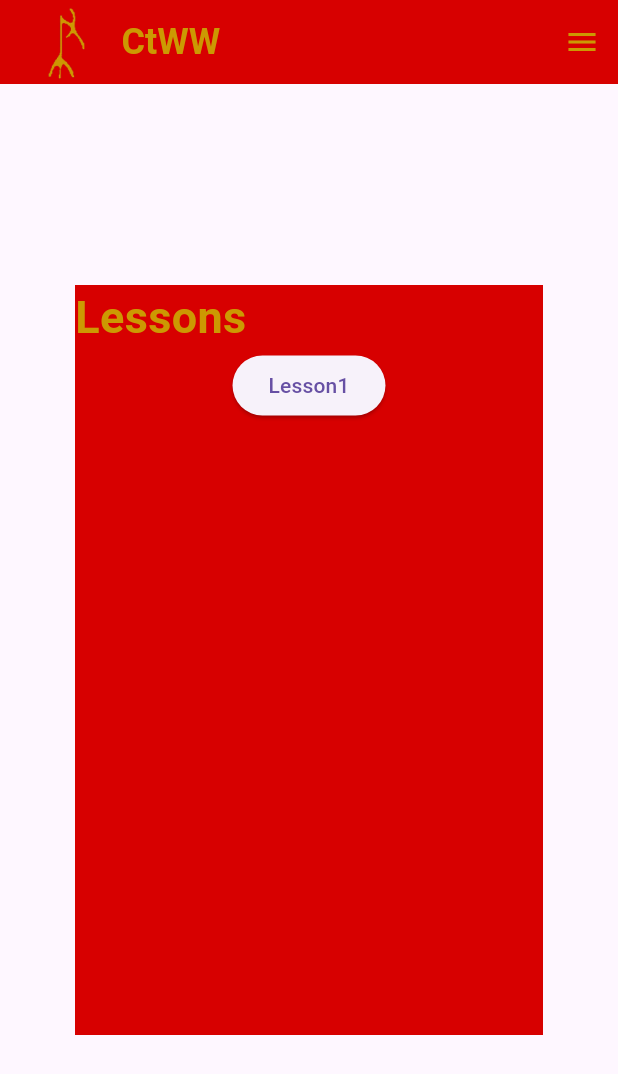
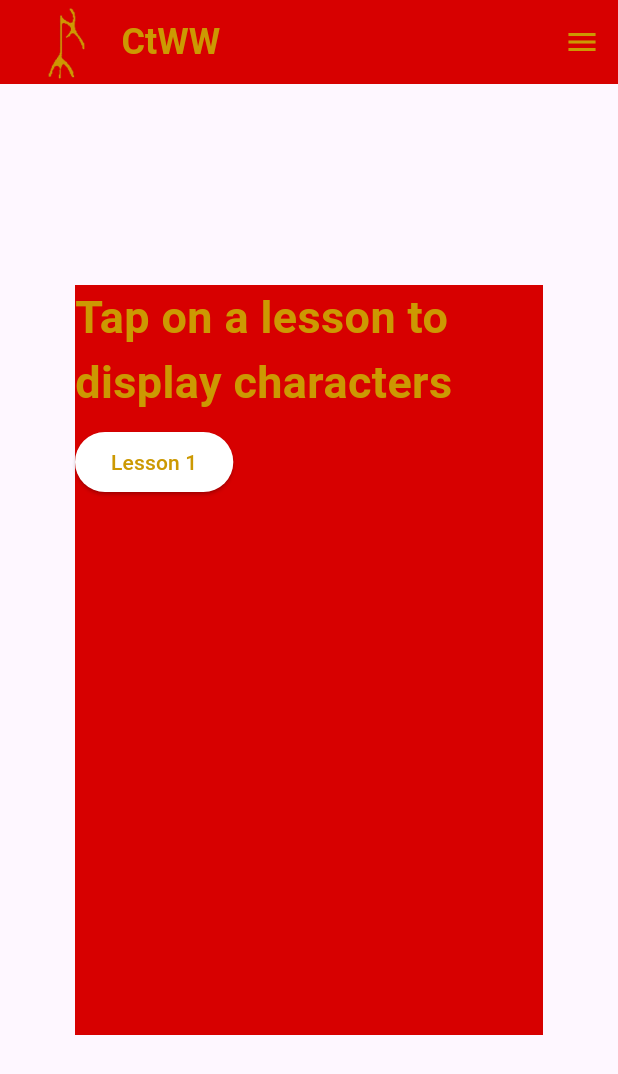
Before and after one commit to guest-dc/ctww, a Flutter app: the screen it shows after launch, on a phone screen of 412 x 824 dp. Shown: the top 1074 px of the screen. Run offline on Flutter 3.47's test engine with Material 3 defaults, Android fonts, the phone set to English and light mode, and no system bars; our stand-ins replace lottie; missing offline and left inert: stroke_order_animator.

Commit message:
Final draft

```diff
--- a/ctww/lib/pages/lessons_page.dart
+++ b/ctww/lib/pages/lessons_page.dart
@@ -4,6 +4,7 @@ import 'dart:convert';
 import '../utils/colors.dart';
 import '../utils/models.dart';
 import '../utils/nav_bar.dart';
+import '../pages/story_walk_page.dart';
 
 class LessonsPage extends StatefulWidget {
   const LessonsPage({Key? key}) : super(key: key);
@@ -15,6 +16,9 @@ class LessonsPage extends StatefulWidget {
 class LessonsPageState extends State<LessonsPage> {
   bool showSecondButton = false;
   late Future<List<Lesson>> lessons;
+
+  int? selectedLessonIndex;
+
 
   @override
   void initState() {
@@ -31,6 +35,7 @@ class LessonsPageState extends State<LessonsPage> {
     }).toList();
   }
 
+  //build the webpage
   @override
   Widget build(BuildContext context) {
     return Scaffold(
@@ -45,28 +50,32 @@ class LessonsPageState extends State<LessonsPage> {
                 return Container(
                   color: colorRED,
                   alignment: Alignment.center,
-                  width: 500.0,
+                  width: 700.0,
                   height: 500.0,
-                  child: Column(
-                    children: <Widget>[
-                      Flexible(
+                  child: Stack(
+                    children: [
+                      Align(
+                        alignment: Alignment.topLeft,
                         child: ListView(
                           shrinkWrap: true,
                           children: <Widget>[
-                            const Align(
-                              alignment: Alignment.topLeft,
-                              child: Text(
-                                'Lessons',
+                        const Text(
+                                'Tap on a lesson to display characters',
                                 style: TextStyle(
                                   fontSize: 30,
                                   fontWeight: FontWeight.bold,
                                   color: colorGOLD,
                                 ),
                               ),
-                            ),
-                            Buttons(),
+                            Buttons(), //displays buttons
                           ],
                         ),
+                      ),
+                // displays the character
+                if (selectedLessonIndex != null)
+                Align(
+                alignment: Alignment.topRight,
+                child: buildCharacterButtons(snapshot.data![selectedLessonIndex!]),
                 ),
                     ],
                   ),
@@ -79,95 +88,69 @@ class LessonsPageState extends State<LessonsPage> {
     );
   }
 
+  //build buttons and handle error
   Widget Buttons() {
-    return OverflowBar(
-      alignment: MainAxisAlignment.spaceEvenly,
-      children: <Widget>[
-        ElevatedButton(
-          child: const Text('Lesson1'),
-          onPressed: () {
-            setState(() {
-              showSecondButton = !showSecondButton;
-            });
-          },
-        ),
-        if (showSecondButton) Lesson1(), // Displays lesson button
-      ],
-    );
-  }
-
-  Widget Lesson1() {
     return FutureBuilder<List<Lesson>>(
       future: lessons,
       builder: (context, snapshot) {
         if (snapshot.connectionState == ConnectionState.waiting) {
-          return Center(child: CircularProgressIndicator());
+          return CircularProgressIndicator();
         } else if (snapshot.hasError) {
-          return Center(child: Text('Error: ${snapshot.error}'));
+          return Text('Error: ${snapshot.error}');
         } else if (!snapshot.hasData || snapshot.data!.isEmpty) {
-          return Center(child: Text('No lessons available'));
-        } else {
-          final lessons = snapshot.data!;
+          return Text('No lessons available');
+        }
 
-        /**  return Column(
-            children: lessons.map((lesson) {
-              return Column(
+        final loadedLessons = snapshot.data!;
+
+        return Align(
+          alignment: Alignment.topLeft, //  Align vertically to the left
+          child: Column(
+            crossAxisAlignment: CrossAxisAlignment.start, // : Left align buttons
             children: [
-                  SizedBox(height: 10), */
-
-                  // Character Buttons
-              /**    Right(
-                    alignment: Alignment.centerRight, // Align to the right
-                    //crossAxisAlignment: CrossAxisAlignment.end,
-                    child: SizedBox(
-                      width: 500,
-                      child: Column(
-                        mainAxisAlignment: MainAxisAlignment.start,
-                        crossAxisAlignment: CrossAxisAlignment.center, // Align to center
-                        children: lesson.characters.map((character) {
+              // Loop through lessons and create buttons
+              ...List.generate(loadedLessons.length, (index) {
                 return Padding(
-                            padding: const EdgeInsets.only(bottom: 10.0), // Space between characters
-                            child: TextButton(
-                              child: Text(
-                                character.character, // Import character from JSON
-                                style: TextStyle(fontSize: 20,  color: colorGOLD,),
-
+                  padding: const EdgeInsets.symmetric(vertical: 8.0),
+                  child: ElevatedButton(
+                    style: ElevatedButton.styleFrom(
+                     backgroundColor: colorWHITE,
+                      foregroundColor: colorGOLD,
                     ),
+                    child: Text('Lesson ${index + 1}'),
                     onPressed: () {
-                                showCharacterDetails(context, character); // Pops up a dialog bar containing character information
+                      setState(() {
+                        selectedLessonIndex = index;
+                      });
                     },
                   ),
                 );
-                        }).toList(),
+              }),
+            ],
           ),
-                    ),
-                  ),
-                ],
         );
-            }).toList(),
+      },
     );
   }
-      },
-    );
-  }*/
+
+
+//Design for each button
+  Widget buildCharacterButtons(Lesson lesson) {
     return Align(
-            alignment: Alignment.centerRight, // Align container to the right
+      alignment: Alignment.topRight,
       child: Container(
         width: 70,
-              height: 500, // Set a fixed width for the container
+        height: 500,
         padding: EdgeInsets.all(10),
         decoration: BoxDecoration(
           color: colorWHITE,
           border: Border.all(color: colorGOLD),
           borderRadius: BorderRadius.circular(10),
         ),
-              child: Column(
-                mainAxisAlignment: MainAxisAlignment.center, // Center vertically
-                crossAxisAlignment: CrossAxisAlignment.center, // Center text inside
-                children: lessons.expand((lesson) {
-                  return lesson.characters.map((character) {
+        child: ListView(
+          children: lesson.characters.map((character) {
             return Padding(
-                      padding: const EdgeInsets.symmetric(vertical: 8.0),
+              padding: const EdgeInsets.symmetric(vertical: 10.0),
               child: TextButton(
                 onPressed: () {
                   showCharacterDetails(context, character);
@@ -178,43 +161,46 @@ class LessonsPageState extends State<LessonsPage> {
                 ),
               ),
             );
-                  }).toList();
           }).toList(),
         ),
       ),
     );
   }
-      },
-    );
-  }
 
-
+  //Displays character information in a Alert dialog box
   void showCharacterDetails(BuildContext context, Character character) {
     showDialog(
       context: context,
       builder: (BuildContext context) {
         return AlertDialog(
-          title: Text(
-            character.character,
+          // when the character title is taped, it will navigate to the story Walkthrough page
+          title: GestureDetector(
+            onTap: () {
+              Navigator.of(context).pop(); // Close the dialog first
+              Navigator.push(
+                context,
+                MaterialPageRoute(
+                  builder: (context) => StoryWalkPage(initialCharacter: character),
+                ),
+              );
+            },
+
+            //information in the dialog box
+            child: Text(
+              '${character.character}       Tap character to view animation',
               style: TextStyle(fontSize: 24, fontWeight: FontWeight.bold),
             ),
-          content: SingleChildScrollView( // Ensures content doesn't overflow
+          ),
+          content: SingleChildScrollView(
             child: Column(
               mainAxisSize: MainAxisSize.min,
               crossAxisAlignment: CrossAxisAlignment.start,
-
-              // Displays all information
               children: [
-                Text("Character: ${character.character}",
-                    style: TextStyle(fontSize: 18)),
-                Text("Unicode: ${character.unicode}",
-                    style: TextStyle(fontSize: 18)),
-                Text("Pinyin: ${character.pinyin}",
-                    style: TextStyle(fontSize: 18)),
-                Text("Definition: ${character.definition}",
-                    style: TextStyle(fontSize: 18)),
-                Text("Strokes: ${character.strokeNum}",
-                    style: TextStyle(fontSize: 18)),
+                Text("Character: ${character.character}", style: TextStyle(fontSize: 18)),
+                Text("Unicode: ${character.unicode}", style: TextStyle(fontSize: 18)),
+                Text("Pinyin: ${character.pinyin}", style: TextStyle(fontSize: 18)),
+                Text("Definition: ${character.definition}", style: TextStyle(fontSize: 18)),
+                Text("Strokes: ${character.strokeNum}", style: TextStyle(fontSize: 18)),
                 SizedBox(height: 10),
                 Text("Parts", style: TextStyle(fontSize: 20)),
                 Column(
@@ -234,19 +220,11 @@ class LessonsPageState extends State<LessonsPage> {
           actions: [
             TextButton(
               child: Text("Close"),
-              onPressed: () {
-                Navigator.of(context).pop();
-              },
+              onPressed: () => Navigator.of(context).pop(),
             ),
           ],
         );
       },
     );
-
-
-
-
-
-
   }
 }
```
Also changed, not shown: ctww/lib/pages/story_walk_page.dart (+25 -8 lines). Lines whose indentation alone changed are shown as unchanged.
